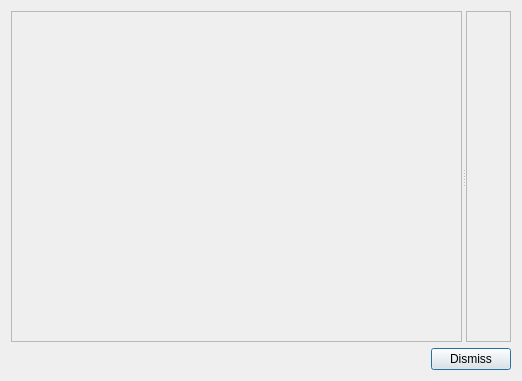
Before: the Qt Designer form thinsectionanalysis/thinsectionanalysisresultsdialog.ui in PauloCarvalhoRJ/gammaray, drawn with Qt 5.
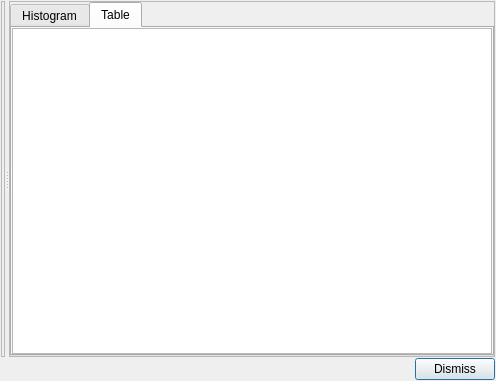
After: the same form once the commit is applied. The open tabs and pages were chosen to show the change.

Commit message: Thin Section Analysis: results dialog now has a tabular view of the results, in addition to the histogram view.

```diff
--- a/thinsectionanalysis/thinsectionanalysisresultsdialog.ui
+++ b/thinsectionanalysis/thinsectionanalysisresultsdialog.ui
@@ -6,7 +6,7 @@
    <rect>
     <x>0</x>
     <y>0</y>
-    <width>522</width>
+    <width>496</width>
     <height>381</height>
    </rect>
   </property>
@@ -14,6 +14,21 @@
    <string>Dialog</string>
   </property>
   <layout class="QVBoxLayout" name="verticalLayout">
+   <property name="spacing">
+    <number>1</number>
+   </property>
+   <property name="leftMargin">
+    <number>1</number>
+   </property>
+   <property name="topMargin">
+    <number>1</number>
+   </property>
+   <property name="rightMargin">
+    <number>1</number>
+   </property>
+   <property name="bottomMargin">
+    <number>1</number>
+   </property>
    <item>
     <widget class="QSplitter" name="splitter">
      <property name="sizePolicy">
@@ -32,7 +47,23 @@
       <property name="frameShadow">
        <enum>QFrame::Raised</enum>
       </property>
-      <layout class="QVBoxLayout" name="verticalLayout_2"/>
+      <layout class="QVBoxLayout" name="verticalLayout_2">
+       <property name="spacing">
+        <number>0</number>
+       </property>
+       <property name="leftMargin">
+        <number>0</number>
+       </property>
+       <property name="topMargin">
+        <number>0</number>
+       </property>
+       <property name="rightMargin">
+        <number>0</number>
+       </property>
+       <property name="bottomMargin">
+        <number>0</number>
+       </property>
+      </layout>
      </widget>
      <widget class="QFrame" name="frmRightPane">
       <property name="frameShape">
@@ -57,6 +88,60 @@
        <property name="bottomMargin">
         <number>0</number>
        </property>
+       <item>
+        <widget class="QTabWidget" name="tabWidget">
+         <property name="currentIndex">
+          <number>0</number>
+         </property>
+         <widget class="QWidget" name="tabHistogram">
+          <attribute name="title">
+           <string>Histogram</string>
+          </attribute>
+          <layout class="QVBoxLayout" name="verticalLayout_4">
+           <property name="spacing">
+            <number>0</number>
+           </property>
+           <property name="leftMargin">
+            <number>0</number>
+           </property>
+           <property name="topMargin">
+            <number>0</number>
+           </property>
+           <property name="rightMargin">
+            <number>0</number>
+           </property>
+           <property name="bottomMargin">
+            <number>0</number>
+           </property>
+          </layout>
+         </widget>
+         <widget class="QWidget" name="tabTable">
+          <attribute name="title">
+           <string>Table</string>
+          </attribute>
+          <layout class="QVBoxLayout" name="verticalLayout_5">
+           <property name="spacing">
+            <number>0</number>
+           </property>
+           <property name="leftMargin">
+            <number>0</number>
+           </property>
+           <property name="topMargin">
+            <number>0</number>
+           </property>
+           <property name="rightMargin">
+            <number>0</number>
+           </property>
+           <property name="bottomMargin">
+            <number>0</number>
+           </property>
+           <item>
+            <widget class="QTableView" name="tableView"/>
+           </item>
+          </layout>
+         </widget>
+        </widget>
+       </item>
       </layout>
      </widget>
     </widget>
```
The commit also changes 5 other files.
